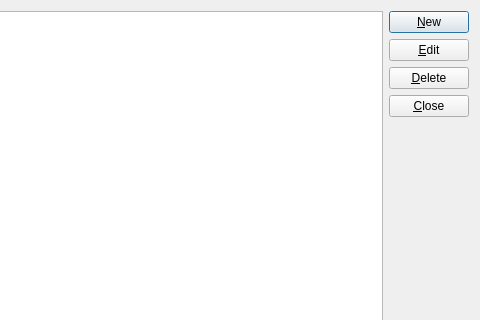
Before: the Qt Designer form designer/managesources.ui in sobjornstad/tabularium, drawn with Qt 5; both pictures show x 120 to 600 and y 0 to 320 of the 600 by 420 pixel window.
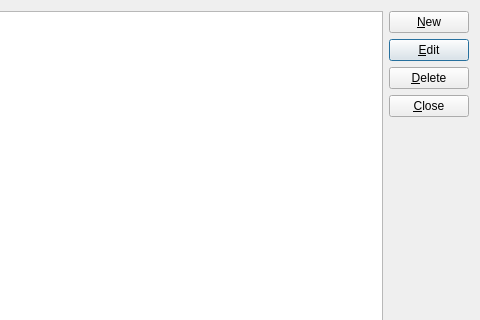
After: the same form once the commit is applied.

```diff
--- a/designer/managesources.ui
+++ b/designer/managesources.ui
@@ -54,6 +54,9 @@
          <property name="text">
           <string>&amp;New</string>
          </property>
+         <property name="autoDefault">
+          <bool>false</bool>
+         </property>
         </widget>
        </item>
        <item>
```
